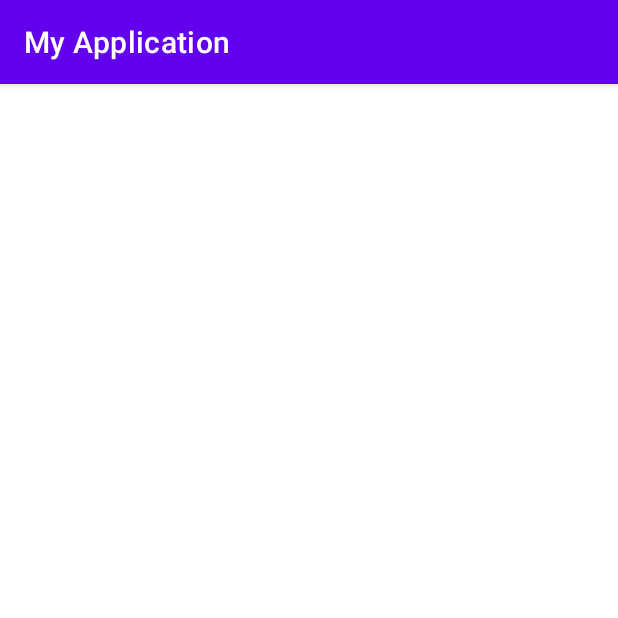
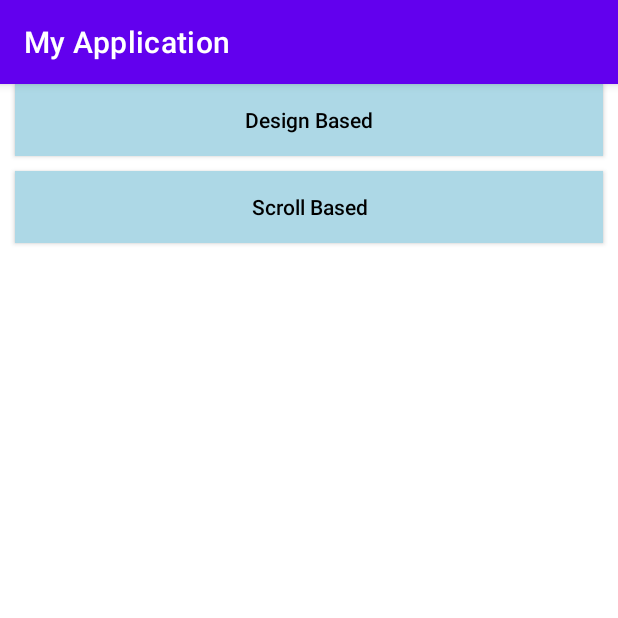
Before and after one commit to stuti12/stuti-b-android-practicals, an Android app: the DesignSupportActivity screen opened directly, with no data from a screen before it, on a phone screen of 412 x 824 dp, the top half of it. Run offline under Robolectric (Android 15) with nearby library versions, the phone set to English and light mode, and no system bars.

```diff
--- a/app/src/main/AndroidManifest.xml
+++ b/app/src/main/AndroidManifest.xml
@@ -11,6 +11,12 @@
         android:roundIcon="@mipmap/ic_launcher_round"
         android:supportsRtl="true"
         android:theme="@style/Theme.MyApplication">
+        <activity
+            android:name=".designSupport.ScrollBasedActivity"
+            android:exported="false" />
+        <activity
+            android:name=".designSupport.LayoutBasedActivity"
+            android:exported="false" />
         <activity
             android:name=".designSupport.DesignSupportActivity"
             android:exported="false" />
--- a/app/src/main/java/com/example/myapplication/designSupport/DesignSupportActivity.kt
+++ b/app/src/main/java/com/example/myapplication/designSupport/DesignSupportActivity.kt
@@ -1,8 +1,8 @@
 package com.example.myapplication.designSupport
 
+import android.content.Intent
 import androidx.appcompat.app.AppCompatActivity
 import android.os.Bundle
-import com.example.myapplication.R
 import com.example.myapplication.databinding.ActivityDesignsupportDesignSupportBinding
 
 class DesignSupportActivity : AppCompatActivity() {
@@ -11,5 +11,16 @@ class DesignSupportActivity : AppCompatActivity() {
         super.onCreate(savedInstanceState)
         binding = ActivityDesignsupportDesignSupportBinding.inflate(layoutInflater)
         setContentView(binding.root)
+        setListener()
+    }
+    private  fun setListener() {
+        binding.btnDesignBased.setOnClickListener {
+            val intent = Intent(this@DesignSupportActivity, LayoutBasedActivity::class.java)
+            startActivity(intent)
+        }
+        binding.btnScrollBased.setOnClickListener {
+            val intent = Intent(this@DesignSupportActivity, ScrollBasedActivity::class.java)
+            startActivity(intent)
+        }
     }
 }
--- a/app/src/main/res/layout/activity_designsupport_design_support.xml
+++ b/app/src/main/res/layout/activity_designsupport_design_support.xml
@@ -1,54 +1,35 @@
 <?xml version="1.0" encoding="utf-8"?>
-<androidx.coordinatorlayout.widget.CoordinatorLayout xmlns:android="http://schemas.android.com/apk/res/android"
+<androidx.constraintlayout.widget.ConstraintLayout xmlns:android="http://schemas.android.com/apk/res/android"
     xmlns:app="http://schemas.android.com/apk/res-auto"
     xmlns:tools="http://schemas.android.com/tools"
     android:layout_width="match_parent"
     android:layout_height="match_parent"
     android:fitsSystemWindows="true"
     tools:context=".designSupport.DesignSupportActivity">
-
-    <com.google.android.material.appbar.AppBarLayout
-        android:id="@+id/app_bar"
+    <androidx.appcompat.widget.AppCompatButton
+        android:id="@+id/btn_design_based"
         android:layout_width="match_parent"
-        android:layout_height="40dp"
-        android:fitsSystemWindows="true"
-        >
-
-        <com.google.android.material.appbar.CollapsingToolbarLayout
-            android:id="@+id/toolbar_layout"
-            android:layout_width="match_parent"
-            android:layout_height="match_parent"
-            android:fitsSystemWindows="true"
-            app:contentScrim="?attr/colorPrimary"
-            app:layout_scrollFlags="scroll|exitUntilCollapsed"
-            app:toolbarId="@+id/toolbar">
-
-            <androidx.appcompat.widget.AppCompatImageView
-                android:layout_width="match_parent"
-                android:layout_height="match_parent"
-                android:fitsSystemWindows="true"
-                android:scaleType="centerCrop"
-                android:src="@drawable/ic_home_black_24dp"
-                app:layout_collapseMode="parallax" />
-
-            <androidx.appcompat.widget.Toolbar
-                android:id="@+id/toolbar"
-                android:layout_width="match_parent"
-                android:layout_height="?attr/actionBarSize"
-                app:layout_collapseMode="pin"
-                 />
-
-        </com.google.android.material.appbar.CollapsingToolbarLayout>
-
-    </com.google.android.material.appbar.AppBarLayout>
-
-    <com.google.android.material.floatingactionbutton.FloatingActionButton
-        android:id="@+id/fab"
-        android:layout_width="wrap_content"
         android:layout_height="wrap_content"
-        android:layout_margin="@dimen/fab_margin"
-        app:layout_anchor="@id/app_bar"
-        app:layout_anchorGravity="bottom|end"
-        app:srcCompat="@android:drawable/ic_dialog_email" />
-
-</androidx.coordinatorlayout.widget.CoordinatorLayout>
+        android:layout_margin="10dp"
+        android:background="#ADD8E6"
+        android:foreground="@drawable/ripple_bg"
+        android:text="@string/btnDesign"
+        android:textAllCaps="false"
+        android:textColor="@color/black"
+        app:layout_constraintBaseline_toTopOf="parent"
+        app:layout_constraintEnd_toEndOf="parent"
+        app:layout_constraintEnd_toStartOf="parent" />
+    <androidx.appcompat.widget.AppCompatButton
+        android:id="@+id/btn_scroll_based"
+        android:layout_width="match_parent"
+        android:layout_height="wrap_content"
+        android:layout_margin="10dp"
+        android:background="#ADD8E6"
+        android:foreground="@drawable/ripple_bg"
+        android:text="@string/btnScroll"
+        android:textAllCaps="false"
+        android:textColor="@color/black"
+        app:layout_constraintTop_toBottomOf="@id/btn_design_based"
+        app:layout_constraintEnd_toEndOf="parent"
+        app:layout_constraintEnd_toStartOf="parent" />
+</androidx.constraintlayout.widget.ConstraintLayout>
--- a/app/src/main/res/layout/activity_main.xml
+++ b/app/src/main/res/layout/activity_main.xml
@@ -52,7 +52,6 @@
         android:layout_gravity="center"
         android:layout_marginTop="20dp"
         android:backgroundTint="#808080"
-        android:text="@string/title4"
         app:layout_constraintEnd_toEndOf="@id/btnRecycle"
         app:layout_constraintStart_toStartOf="@id/btnRecycle"
         app:layout_constraintTop_toBottomOf="@id/btnRecycle" />
```
Also changed, not shown: app/src/main/java/com/example/myapplication/designSupport/LayoutBasedActivity.kt (added, +22 -0 lines), app/src/main/java/com/example/myapplication/designSupport/ScrollBasedActivity.kt (added, +27 -0 lines), app/src/main/res/layout/activity_designsupport_layout_based.xml (added, +33 -0 lines), app/src/main/res/layout/activity_designsupport_scroll_based.xml (added, +56 -0 lines), app/src/main/res/layout/content_layout_based_activity.xml (added, +23 -0 lines), app/src/main/res/layout/content_scrolling.xml (added, +17 -0 lines), app/src/main/res/values/strings.xml (+22 -0 lines).
